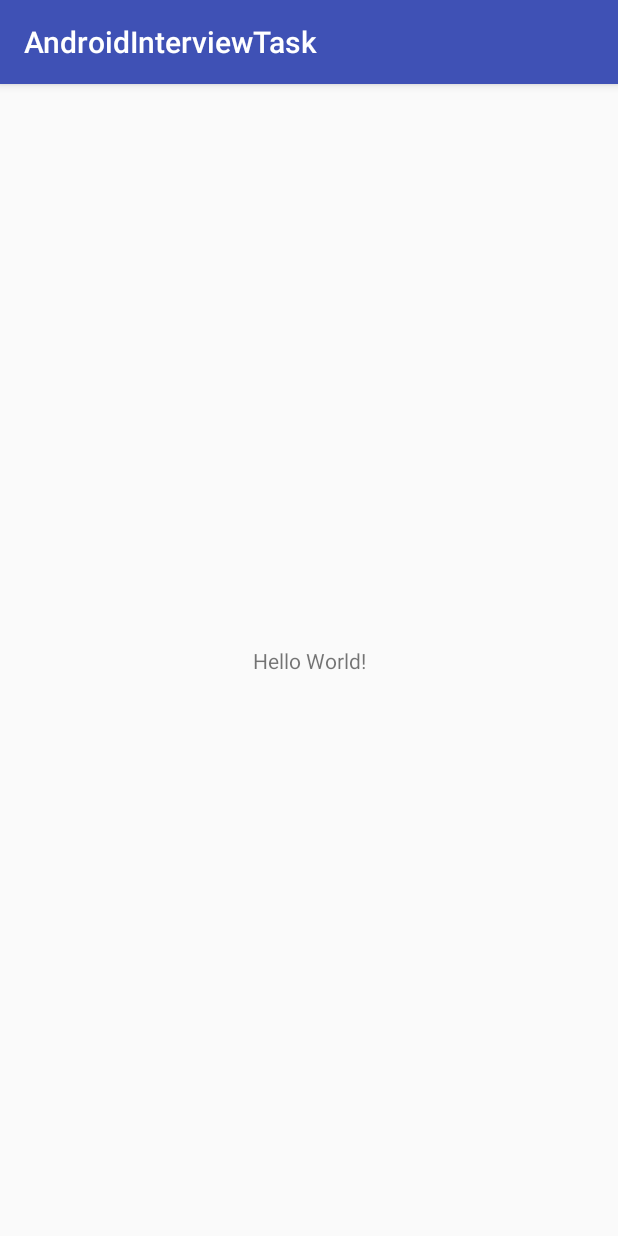
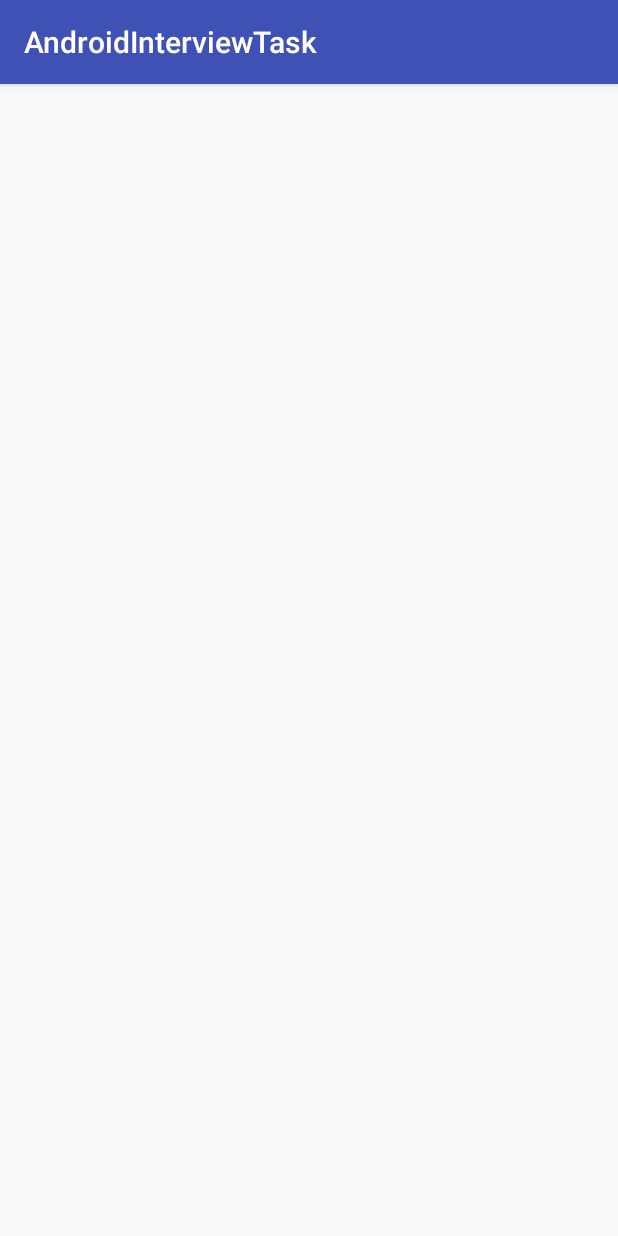
Before and after one commit to AndrzejRyl/StackExchangeUsersList, an Android app: the screen it shows after launch (MainActivity), on a phone screen of 412 x 824 dp. Run offline under Robolectric (Android 15) with nearby library versions, the phone set to English and light mode, and no system bars; our stand-ins replace Dagger/Hilt's generated code.

Commit message:
Simplify main activity layout

```diff
--- a/app/src/main/res/layout/activity_main.xml
+++ b/app/src/main/res/layout/activity_main.xml
@@ -1,18 +1,7 @@
 <?xml version="1.0" encoding="utf-8"?>
 <android.support.constraint.ConstraintLayout xmlns:android="http://schemas.android.com/apk/res/android"
-    xmlns:app="http://schemas.android.com/apk/res-auto"
     xmlns:tools="http://schemas.android.com/tools"
+    android:id="@+id/main_screen_root"
     android:layout_width="match_parent"
     android:layout_height="match_parent"
-    tools:context="com.fleenmobile.androidinterviewtask.main.MainActivity">
-
-    <TextView
-        android:layout_width="wrap_content"
-        android:layout_height="wrap_content"
-        android:text="Hello World!"
-        app:layout_constraintBottom_toBottomOf="parent"
-        app:layout_constraintLeft_toLeftOf="parent"
-        app:layout_constraintRight_toRightOf="parent"
-        app:layout_constraintTop_toTopOf="parent" />
-
-</android.support.constraint.ConstraintLayout>
+    tools:context="com.fleenmobile.androidinterviewtask.main.MainActivity" />
```
